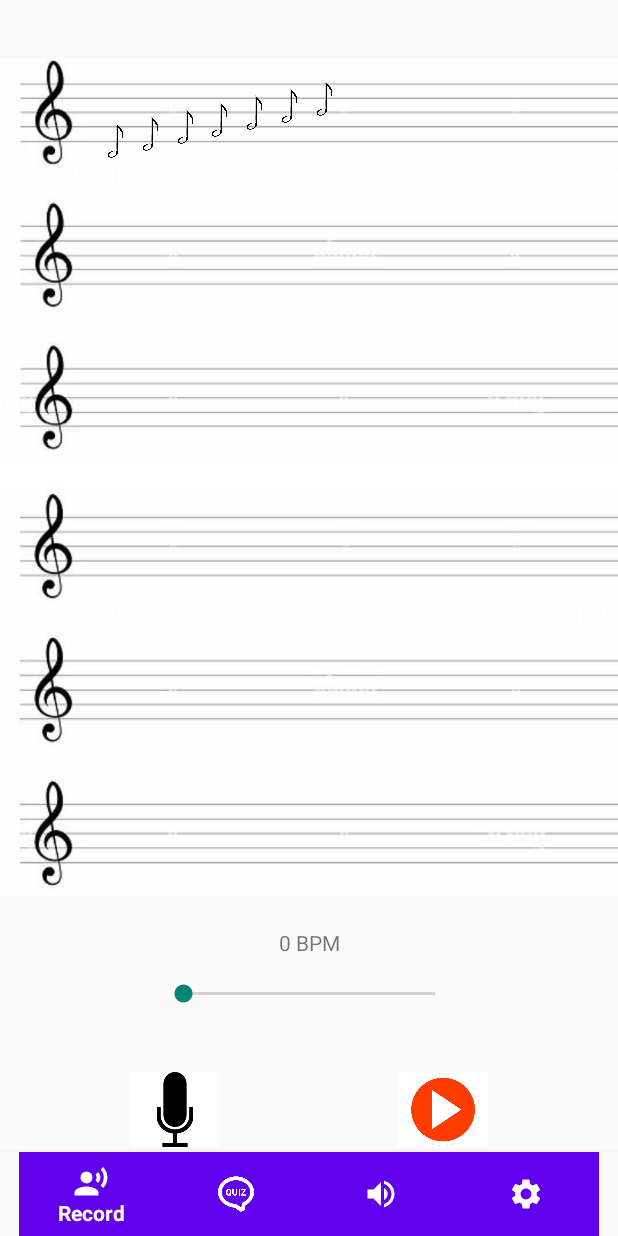
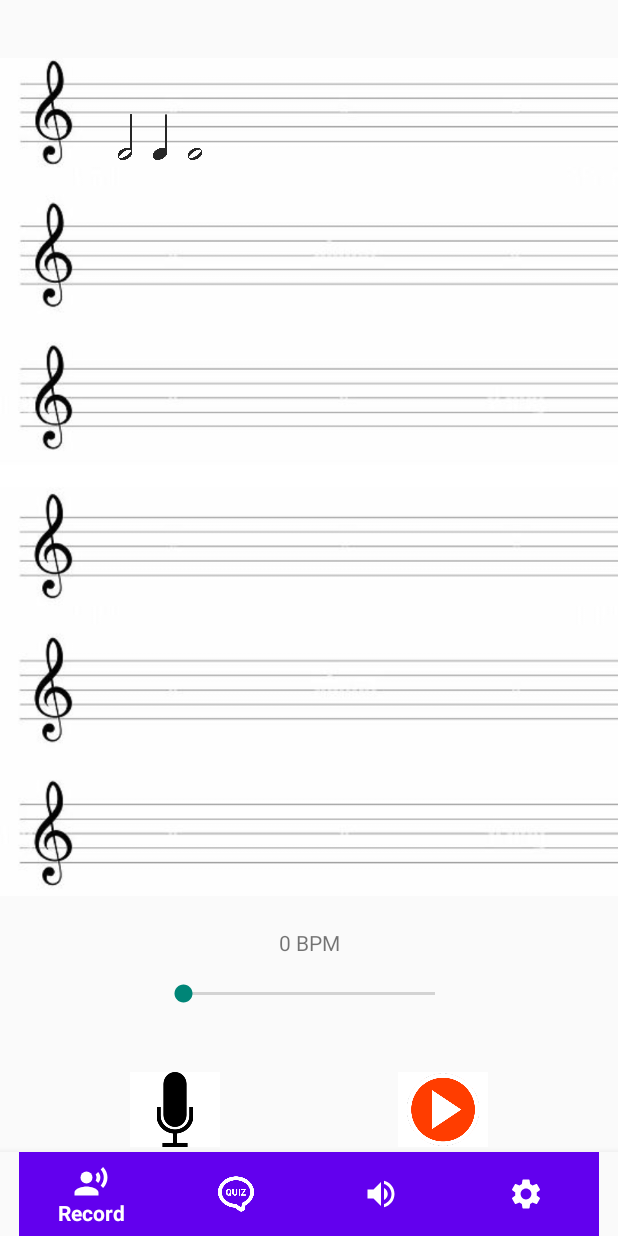
Before and after one commit to PaulPaillet/guido-app, an Android app: the screen it shows after launch (MainActivity), after a tap on an icon or button, on a phone screen of 412 x 824 dp. Run offline under Robolectric (Android 15) with nearby library versions, the phone set to English and light mode, and no system bars; 2 other taps on this screen came first.

Commit message:
ajout des images de notes et positionnement sur la partition

```diff
--- a/app/src/main/java/com/example/guido/fragments/RecordFragment.kt
+++ b/app/src/main/java/com/example/guido/fragments/RecordFragment.kt
@@ -5,6 +5,7 @@ import android.media.MediaRecorder
 import android.net.Uri
 import android.os.Build
 import android.os.Bundle
+import android.os.Debug
 import android.os.Environment
 import android.util.DisplayMetrics
 import android.util.Log
@@ -57,6 +58,7 @@ class RecordFragment : Fragment() {
     private lateinit var audioRecordFile: String
     private lateinit var seekBar: SeekBar
     private lateinit var textView: TextView
+    private var tempo: Int = 0
 
     override fun onCreate(savedInstanceState: Bundle?) {
         super.onCreate(savedInstanceState)
@@ -130,7 +132,7 @@ class RecordFragment : Fragment() {
         if (note == "Sol") toSub = 44
         if (note == "La")  toSub = 57
         if (note == "Si")  toSub = 69
-        toSub += 10
+        toSub += 34
 
         val reste:Int = nbNotes % 13
 
@@ -144,11 +146,13 @@ class RecordFragment : Fragment() {
         return Pair(startx + (width / adjustImageViewToScreen(18) * reste), yPositions[div] - toSub)
     }
 
-    fun ajoutNote(layout: ConstraintLayout, note: String){
+    fun ajoutNote(layout: ConstraintLayout, note: String,couleur:String){
         if (nbNotes < 78) {
             val imageView = ImageView(activity)
-            imageView.setImageResource(R.drawable.blanchecrochetqueue)
-            imageView.layoutParams = ConstraintLayout.LayoutParams(adjustImageViewToScreen(65), adjustImageViewToScreen(65))
+            if(couleur == "blanche") imageView.setImageResource(R.drawable.blanche)
+            if(couleur == "noire") imageView.setImageResource(R.drawable.noire)
+            if(couleur == "ronde") imageView.setImageResource(R.drawable.ronde)
+            imageView.layoutParams = ConstraintLayout.LayoutParams(adjustImageViewToScreen(100), adjustImageViewToScreen(100))
             val (x, y) = calculatePos(note)
             Log.d("y : ", y.toString())
             imageView.x = adjustImageViewToScreen(x).toFloat()
@@ -169,18 +173,33 @@ class RecordFragment : Fragment() {
         return toAdjust * pxActualX / pxOriginX
     }
 
-    fun setUpSeekBar(){
+    private fun setUpSeekBar(){
         seekBar = root.findViewById<SeekBar>(R.id.seekBar)
         textView = root.findViewById<TextView>(R.id.textView)
         textView.text ="0 BPM"
         seekBar.setOnSeekBarChangeListener(object : OnSeekBarChangeListener {
             override fun onProgressChanged(seekBar: SeekBar, progress: Int, fromUser: Boolean) {
                 textView.text = progress.toString() + " BPM"
+                tempo = progress
+                couleurNote(2)
             }
 
             override fun onStartTrackingTouch(seekBar: SeekBar) {}
             override fun onStopTrackingTouch(seekBar: SeekBar) {}
         })
+    }
+
+    private fun couleurNote(sec: Int)/*: String*/{
+        var bpm = 60/tempo
+        var duree = (sec*bpm).toInt()
+        when(duree){
+            in 0..1 -> Log.d("duree",duree.toString())
+            in 1..2 -> Log.d("duree",duree.toString())
+            in 2..4 -> Log.d("duree",duree.toString())
+            else -> {
+                Log.d("duree",duree.toString())
+            }
+        }
     }
 
 
@@ -212,14 +231,9 @@ class RecordFragment : Fragment() {
             val uri = Uri.fromFile(file)
             mediaPlayer = MediaPlayer.create(context, uri)
             mediaPlayer.start()
-            //ajoutNote(layout, "Do")
-            ajoutNote(constraintLayout, "Do")
-            ajoutNote(constraintLayout, "Re")
-            ajoutNote(constraintLayout, "Mi")
-            ajoutNote(constraintLayout, "Fa")
-            ajoutNote(constraintLayout, "Sol")
-            ajoutNote(constraintLayout, "La")
-            ajoutNote(constraintLayout, "Si")
+            ajoutNote(constraintLayout, "Do","blanche")
+            ajoutNote(constraintLayout, "Do","noire")
+            ajoutNote(constraintLayout, "Do","ronde")
         }
 
         buttonRecording = root.findViewById<ImageButton>(R.id.buttonRecording)
```
Also changed, not shown: app/src/main/res/drawable/blanche.png (added), app/src/main/res/drawable/blanchecrochetqueue.png (deleted), app/src/main/res/drawable/noire.png (added), app/src/main/res/drawable/noireavecqueue.png (deleted), app/src/main/res/drawable/ronde.png (added).
